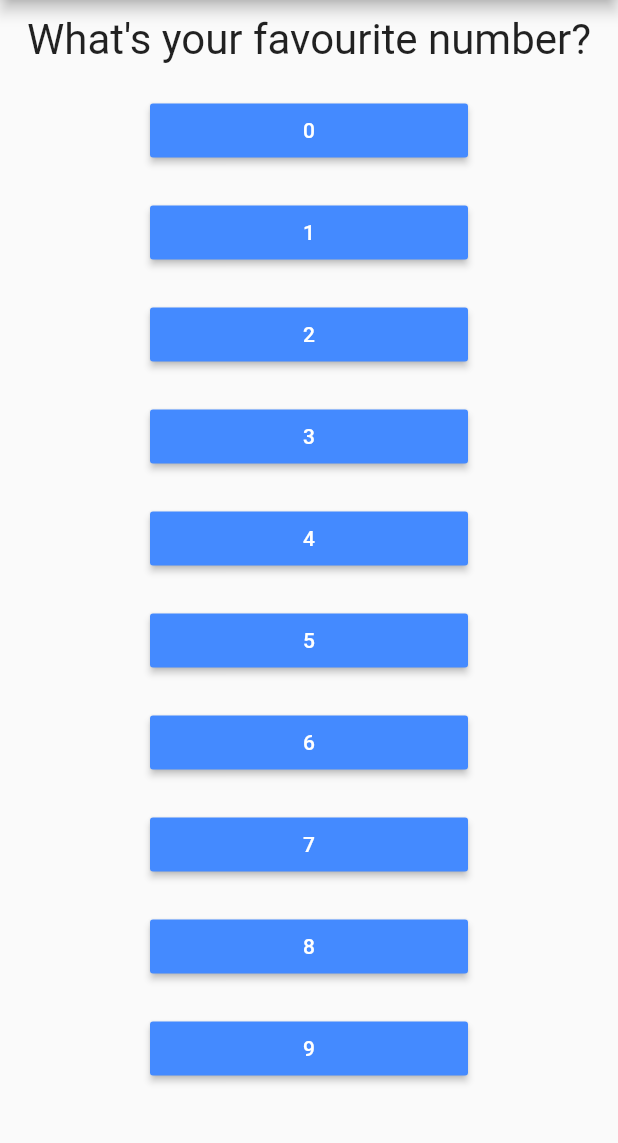
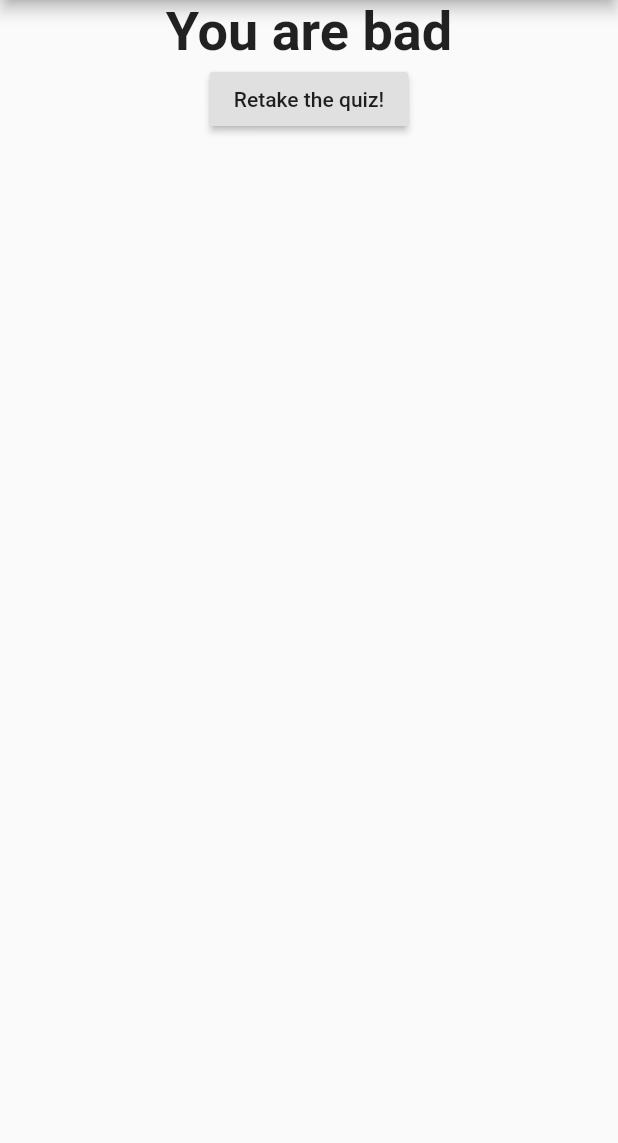
Before and after one commit to anandubey/flutterLab, a Flutter app: the screen it shows after launch, after a tap on "Black", after a tap on "Snake", on a phone screen of 412 x 824 dp, the part 84-1227 px from its top. Run offline on Flutter 3.47's test engine with Material 2 defaults, Android fonts, the phone set to English and light mode, and no system bars.

Commit message:
QuizTime - quizTime completed.

```diff
--- a/quizTime/lib/main.dart
+++ b/quizTime/lib/main.dart
@@ -1,7 +1,8 @@
 import 'package:flutter/material.dart';
+import 'package:quizTime/result.dart';
 
-import './question.dart';
-import './answer.dart';
+import './quiz.dart';
+import './result.dart';
 
 void main() => runApp(QuizTime());
 
@@ -14,8 +15,37 @@ class QuizTime extends StatefulWidget {
 
 class _QuizTimeState extends State<QuizTime> {
   var _questionIndex = 0;
+  var _totalScore = 0;
+  final _questions = const [
+    {
+      'questionText': 'What\'s your favourite color?',
+      'answers': [
+        {'code': 'Black', 'score': 10},
+        {'code': 'Red', 'score': 7},
+        {'code': 'Green', 'score': 4},
+        {'code': 'White', 'score': 1},
+      ],
+    },
+    {
+      'questionText': 'What\'s your favourite color?',
+      'answers': [
+        {'code': 'Rabbit', 'score': 3},
+        {'code': 'Snake', 'score': 11},
+        {'code': 'Elephant', 'score': 5},
+        {'code': 'Lion', 'score': 9},
+      ],
+    },
+  ];
 
-  void _answerQuestion() {
+  void _resetQuiz() {
+    setState(() {
+      _questionIndex = 0;
+      _totalScore = 0;
+    });
+  }
+
+  void _answerQuestion(int score) {
+    _totalScore += score;
     setState(() {
       _questionIndex = (_questionIndex + 1) % 3;
     });
@@ -23,36 +53,18 @@ class _QuizTimeState extends State<QuizTime> {
 
   @override
   Widget build(BuildContext context) {
-    const questions = const [
-      {
-        'questionText': 'What\'s your favourite color?',
-        'answers': ['Black', 'Red', 'Green', 'White'],
-      },
-      {
-        'questionText': 'What\'s your favourite color?',
-        'answers': ['Rabbit', 'Snake', 'Elephant', 'Lion'],
-      },
-      {
-        'questionText': 'What\'s your favourite number?',
-        'answers': ['0', '1', '2', '3', '4', '5', '6', '7', '8', '9'],
-      },
-    ];
     return MaterialApp(
       home: Scaffold(
         appBar: AppBar(
           title: Text('Quiz Time'),
         ),
-        body: Column(
-          children: [
-            Question(
-              questions[_questionIndex]['questionText'],
-            ),
-            ...(questions[_questionIndex]['answers'] as List<String>)
-                .map((answer) {
-              return Answer(_answerQuestion, answer);
-            }).toList()
-          ],
-        ),
+        body: _questionIndex < _questions.length
+            ? Quiz(
+                questions: _questions,
+                questionIndex: _questionIndex,
+                answerQuestion: _answerQuestion,
+              )
+            : Result(_totalScore, _resetQuiz),
       ),
     );
   }
--- /dev/null
+++ b/quizTime/lib/quiz.dart
@@ -0,0 +1,31 @@
+import 'package:flutter/material.dart';
+
+import './question.dart';
+import './answer.dart';
+
+class Quiz extends StatelessWidget {
+  final List<Map<String, Object>> questions;
+  final Function answerQuestion;
+  final int questionIndex;
+
+  Quiz({
+    @required this.questions,
+    @required this.answerQuestion,
+    @required this.questionIndex,
+  });
+
+  @override
+  Widget build(BuildContext context) {
+    return Column(
+      children: [
+        Question(
+          questions[questionIndex]['questionText'],
+        ),
+        ...(questions[questionIndex]['answers'] as List<Map<String, Object>>)
+            .map((answer) {
+          return Answer(() => answerQuestion(answer['score']), answer['code']);
+        }).toList()
+      ],
+    );
+  }
+}
--- /dev/null
+++ b/quizTime/lib/result.dart
@@ -0,0 +1,44 @@
+import 'package:flutter/material.dart';
+
+class Result extends StatelessWidget {
+  final int finalScore;
+  final Function resetHandler;
+
+  Result(this.finalScore, this.resetHandler);
+
+  String get resultPhrase {
+    String resultText = '';
+    if (finalScore <= 8) {
+      resultText = 'Quite Innocent! ';
+    } else if (finalScore <= 8) {
+      resultText = 'Pretty Likeable!';
+    } else if (finalScore <= 8) {
+      resultText = 'You are strange???';
+    } else {
+      resultText = 'You are bad';
+    }
+    return resultText;
+  }
+
+  @override
+  Widget build(BuildContext context) {
+    return Column(
+      children: <Widget>[
+        Center(
+          child: Text(
+            resultPhrase,
+            style: TextStyle(
+              fontSize: 36,
+              fontWeight: FontWeight.bold,
+            ),
+            textAlign: TextAlign.center,
+          ),
+        ),
+        RaisedButton(
+          child: Text('Retake the quiz!'),
+          onPressed: resetHandler,
+        )
+      ],
+    );
+  }
+}
```
